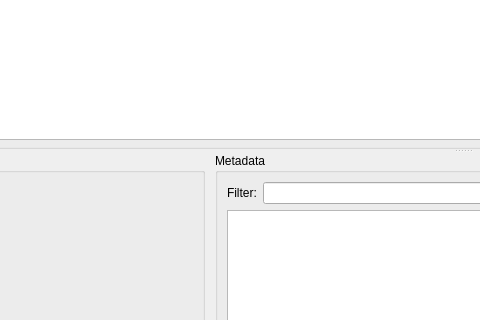
Above: dicombrowser/res/DicomBrowserWin.ui from ericspod/DicomBrowser before the change; both pictures show x 85 to 565 and y 264 to 584 of the 1096 by 871 pixel window. Below: the same form after it.
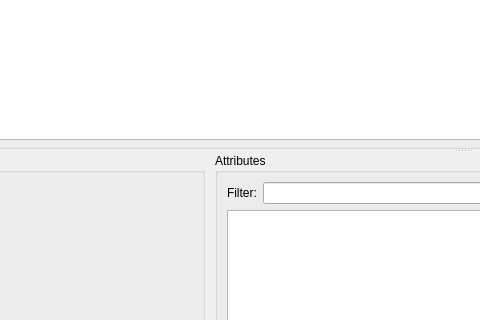
That is the form after the change. Icons and pictures are not drawn.

Commit message: Minor fix to exception handling

What changed in the file:
```diff
--- a/dicombrowser/res/DicomBrowserWin.ui
+++ b/dicombrowser/res/DicomBrowserWin.ui
@@ -142,7 +142,7 @@
        </widget>
        <widget class="QGroupBox" name="metadataGroup">
         <property name="title">
-         <string>Metadata</string>
+         <string>Attributes</string>
         </property>
         <layout class="QGridLayout" name="gridLayout_5">
          <item row="1" column="0">
```
Left out of the diff: 17 changed lines with no effect on the pictures. The commit also changes 1 other file.
